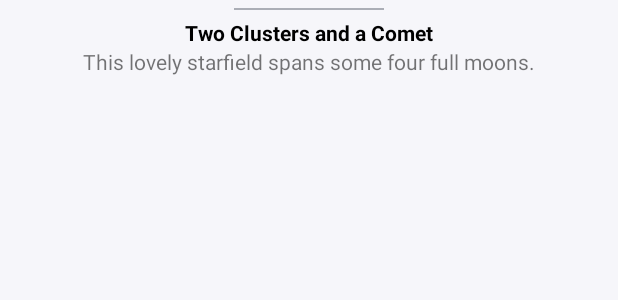
After one commit to januarydayfin/MaterialPJ, an Android app: the layout bottom_sheet_layout.xml on its own in the app's theme, with its tools: preview values and no code run, on a phone screen of 412 x 824 dp. The commit adds this screen. Shown: the top 300 px of the screen. Run offline under Robolectric (Android 15) with nearby library versions, the phone set to English and light mode, and no system bars.

Commit message:
BottomSheet & FAB

```diff
--- /dev/null
+++ b/app/src/main/res/layout/bottom_sheet_layout.xml
@@ -0,0 +1,47 @@
+<?xml version="1.0" encoding="utf-8"?>
+<androidx.constraintlayout.widget.ConstraintLayout xmlns:android="http://schemas.android.com/apk/res/android"
+    xmlns:app="http://schemas.android.com/apk/res-auto"
+    xmlns:tools="http://schemas.android.com/tools"
+    android:id="@+id/bottom_sheet_container"
+    android:layout_width="match_parent"
+    android:layout_height="match_parent"
+    android:background="#f6f6fa"
+    app:behavior_hideable="true"
+    app:behavior_peekHeight="100dp"
+    app:layout_behavior="com.google.android.material.bottomsheet.BottomSheetBehavior">
+
+    <View
+        android:id="@+id/bottom_sheet_line"
+        android:layout_width="100dp"
+        android:layout_height="1dp"
+        android:layout_marginTop="5dp"
+        android:background="#663b4351"
+        app:layout_constraintEnd_toEndOf="parent"
+        app:layout_constraintStart_toStartOf="parent"
+        app:layout_constraintTop_toTopOf="parent" />
+
+    <TextView
+        android:id="@+id/bottom_sheet_description_header"
+        android:layout_width="wrap_content"
+        android:layout_height="wrap_content"
+        android:layout_marginTop="5dp"
+        android:paddingStart="10dp"
+        android:paddingEnd="10dp"
+        android:textColor="#000"
+        android:textStyle="bold"
+        app:layout_constraintEnd_toEndOf="parent"
+        app:layout_constraintStart_toStartOf="parent"
+        app:layout_constraintTop_toBottomOf="@+id/bottom_sheet_line"
+        tools:text="Two Clusters and a Comet" />
+
+    <TextView
+        android:id="@+id/bottom_sheet_description"
+        android:layout_width="wrap_content"
+        android:layout_height="wrap_content"
+        android:paddingStart="10dp"
+        android:paddingEnd="10dp"
+        app:layout_constraintEnd_toEndOf="parent"
+        app:layout_constraintStart_toStartOf="parent"
+        app:layout_constraintTop_toBottomOf="@+id/bottom_sheet_description_header"
+        tools:text="This lovely starfield spans some four full moons." />
+</androidx.constraintlayout.widget.ConstraintLayout>
--- a/app/src/main/res/values/colors.xml
+++ b/app/src/main/res/values/colors.xml
@@ -1,7 +1,8 @@
 <?xml version="1.0" encoding="utf-8"?>
 <resources>
-    <color name="colorPrimary">#6200EE</color>
-    <color name="colorPrimaryDark">#3700B3</color>
-    <color name="colorAccent">#03DAC5</color>
+    <color name="colorPrimary">#FF9800</color>
+    <color name="colorPrimaryDark">#FF5722</color>
+    <color name="colorAccent">#65F3E5</color>
     <color name="loadingBackground">#80FFFFFF</color>
+    <color name="color_gray">#8C8C8C</color>
 </resources>
```
Also changed, not shown: app/src/main/java/com/krayapp/materialpj/ui/main/MainPictureFragment.kt (+39 -11 lines), app/src/main/res/layout/main_fragment.xml (+31 -2 lines).
